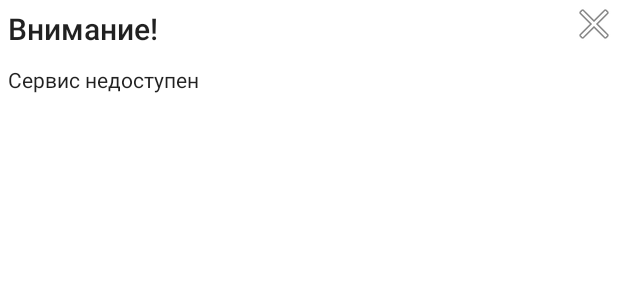
After one commit to mne17let/StudyAppTelegramLectures, an Android app: the layout dialog.xml on its own in the app's theme, with its tools: preview values and no code run, on a phone screen of 412 x 824 dp. The commit adds this screen. Shown: the top 300 px of the screen. Run offline under Robolectric (Android 15) with nearby library versions, the phone set to English and light mode, and no system bars.

Commit message:
CheckBox, ProgressBar, Dialog

```diff
--- /dev/null
+++ b/app/src/main/res/layout/dialog.xml
@@ -0,0 +1,37 @@
+<?xml version="1.0" encoding="utf-8"?>
+<LinearLayout xmlns:android="http://schemas.android.com/apk/res/android"
+    android:orientation="vertical"
+    android:layout_width="match_parent"
+    android:layout_height="match_parent">
+
+    <LinearLayout
+        android:layout_width="match_parent"
+        android:layout_height="wrap_content"
+        android:orientation="horizontal">
+
+        <TextView
+            android:layout_width="match_parent"
+            android:layout_height="wrap_content"
+            android:layout_margin="5dp"
+            android:text="Внимание!"
+            style="@style/TextAppearance.AppCompat.Title"
+            android:layout_weight="1"/>
+
+        <ImageButton
+            android:background="?selectableItemBackground"
+            android:layout_width="wrap_content"
+            android:layout_height="wrap_content"
+            android:src="@android:drawable/ic_menu_close_clear_cancel"
+
+            android:id="@+id/id_button_close_dialog"/>
+
+    </LinearLayout>
+
+    <TextView
+        android:layout_width="match_parent"
+        android:layout_height="wrap_content"
+        android:layout_margin="5dp"
+        android:text="Сервис недоступен"
+        style="@style/TextAppearance.AppCompat.Body1"/>
+
+</LinearLayout>
--- a/app/src/main/res/values/themes.xml
+++ b/app/src/main/res/values/themes.xml
@@ -6,7 +6,7 @@
         <item name="colorPrimaryVariant">@color/purple_700</item>
         <item name="colorOnPrimary">@color/white</item>
         <!-- Secondary brand color. -->
-        <item name="colorSecondary">@color/teal_200</item>
+        <item name="colorSecondary">#00BCD4</item>
         <item name="colorSecondaryVariant">@color/teal_700</item>
         <item name="colorOnSecondary">@color/black</item>
         <!-- Status bar color. -->
```
Also changed, not shown: app/src/main/java/com/example/studyapp/MainActivity.kt (+40 -2 lines), app/src/main/res/layout/activity_main.xml (+19 -2 lines).
